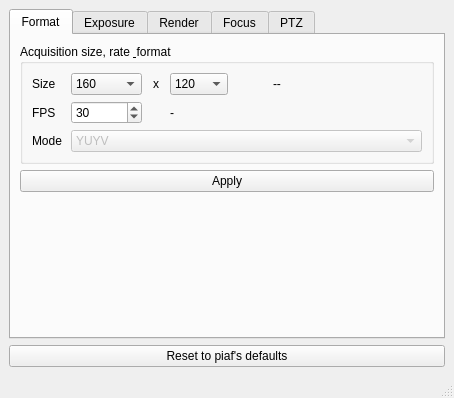
Old version of the form main/tools/ui/vidacqsettingswindow.ui in the repository cseyve/piaf.
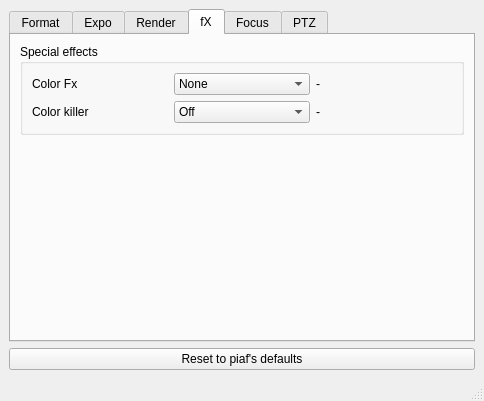
New version of the form. The open tabs and pages were chosen to show the change. Icons and pictures are not drawn.

The edit to the form file:
```diff
--- a/main/tools/ui/vidacqsettingswindow.ui
+++ b/main/tools/ui/vidacqsettingswindow.ui
@@ -6,8 +6,8 @@
    <rect>
     <x>0</x>
     <y>0</y>
-    <width>454</width>
-    <height>398</height>
+    <width>484</width>
+    <height>401</height>
    </rect>
   </property>
   <property name="windowTitle">
@@ -159,33 +159,6 @@
              </property>
             </widget>
            </item>
-           <item row="4" column="0">
-            <widget class="QLabel" name="label_3">
-             <property name="text">
-              <string>Mode</string>
-             </property>
-            </widget>
-           </item>
-           <item row="4" column="1" colspan="9">
-            <widget class="QComboBox" name="formatComboBox">
-             <property name="enabled">
-              <bool>false</bool>
-             </property>
-             <property name="statusTip">
-              <string>Format mode: YUV, MJPEG...</string>
-             </property>
-             <item>
-              <property name="text">
-               <string>YUYV</string>
-              </property>
-             </item>
-             <item>
-              <property name="text">
-               <string>MJPG</string>
-              </property>
-             </item>
-            </widget>
-           </item>
            <item row="3" column="1" colspan="2">
             <widget class="QSpinBox" name="fpsSpinBox">
              <property name="sizePolicy">
@@ -308,6 +281,57 @@
              </property>
             </widget>
            </item>
+           <item row="5" column="2">
+            <widget class="QSlider" name="jpegQualityHorizontalSlider">
+             <property name="minimum">
+              <number>-1</number>
+             </property>
+             <property name="orientation">
+              <enum>Qt::Horizontal</enum>
+             </property>
+            </widget>
+           </item>
+           <item row="4" column="2">
+            <widget class="QComboBox" name="formatComboBox">
+             <property name="enabled">
+              <bool>false</bool>
+             </property>
+             <property name="statusTip">
+              <string>Format mode: YUV, MJPEG...</string>
+             </property>
+             <item>
+              <property name="text">
+               <string>YUYV</string>
+              </property>
+             </item>
+             <item>
+              <property name="text">
+               <string>MJPG</string>
+              </property>
+             </item>
+            </widget>
+           </item>
+           <item row="4" column="0">
+            <widget class="QLabel" name="label_3">
+             <property name="text">
+              <string>Mode</string>
+             </property>
+            </widget>
+           </item>
+           <item row="5" column="4">
+            <widget class="QLabel" name="jpegQualityLabel">
+             <property name="text">
+              <string>-</string>
+             </property>
+            </widget>
+           </item>
+           <item row="5" column="0">
+            <widget class="QLabel" name="label_23">
+             <property name="text">
+              <string>Compression</string>
+             </property>
+            </widget>
+           </item>
           </layout>
          </widget>
         </item>
@@ -346,7 +370,7 @@
          <normaloff>:/images/16x16/digikam.png</normaloff>:/images/16x16/digikam.png</iconset>
        </attribute>
        <attribute name="title">
-        <string>Exposure</string>
+        <string>Expo</string>
        </attribute>
        <attribute name="toolTip">
         <string>Exposure control: exposure mode + gain</string>
@@ -781,6 +805,100 @@
         </item>
        </layout>
       </widget>
+      <widget class="QWidget" name="tab_6">
+       <attribute name="icon">
+        <iconset resource="../../piaf.qrc">
+         <normaloff>:/images/22x22/view-gray.png</normaloff>:/images/22x22/view-gray.png</iconset>
+       </attribute>
+       <attribute name="title">
+        <string>fX</string>
+       </attribute>
+       <layout class="QVBoxLayout" name="verticalLayout_5">
+        <item>
+         <widget class="QGroupBox" name="groupBox">
+          <property name="title">
+           <string>Special effects</string>
+          </property>
+          <layout class="QGridLayout" name="gridLayout_6">
+           <item row="0" column="0">
+            <widget class="QLabel" name="label_18">
+             <property name="text">
+              <string>Color Fx</string>
+             </property>
+            </widget>
+           </item>
+           <item row="0" column="1">
+            <widget class="QComboBox" name="colorFxComboBox">
+             <item>
+              <property name="text">
+               <string>None</string>
+              </property>
+             </item>
+             <item>
+              <property name="text">
+               <string>B&amp;W</string>
+              </property>
+             </item>
+             <item>
+              <property name="text">
+               <string>Sepia</string>
+              </property>
+             </item>
+            </widget>
+           </item>
+           <item row="0" column="2">
+            <widget class="QLabel" name="colorFxLabel">
+             <property name="text">
+              <string>-</string>
+             </property>
+            </widget>
+           </item>
+           <item row="1" column="0">
+            <widget class="QLabel" name="label_22">
+             <property name="text">
+              <string>Color killer</string>
+             </property>
+            </widget>
+           </item>
+           <item row="1" column="1">
+            <widget class="QComboBox" name="colorKillerComboBox">
+             <item>
+              <property name="text">
+               <string>Off</string>
+              </property>
+             </item>
+             <item>
+              <property name="text">
+               <string>On</string>
+              </property>
+             </item>
+            </widget>
+           </item>
+           <item row="1" column="2">
+            <widget class="QLabel" name="colorKillerLabel">
+             <property name="text">
+              <string>-</string>
+             </property>
+            </widget>
+           </item>
+          </layout>
+         </widget>
+        </item>
+        <item>
+         <spacer name="verticalSpacer_5">
+          <property name="orientation">
+           <enum>Qt::Vertical</enum>
+          </property>
+          <property name="sizeHint" stdset="0">
+           <size>
+            <width>20</width>
+            <height>40</height>
+           </size>
+          </property>
+         </spacer>
+        </item>
+       </layout>
+      </widget>
       <widget class="QWidget" name="tab_4">
        <attribute name="icon">
         <iconset resource="../../piaf.qrc">
```
Left out of the diff: 170 changed lines with no effect on the pictures. Lines whose indentation alone changed are shown as unchanged.
